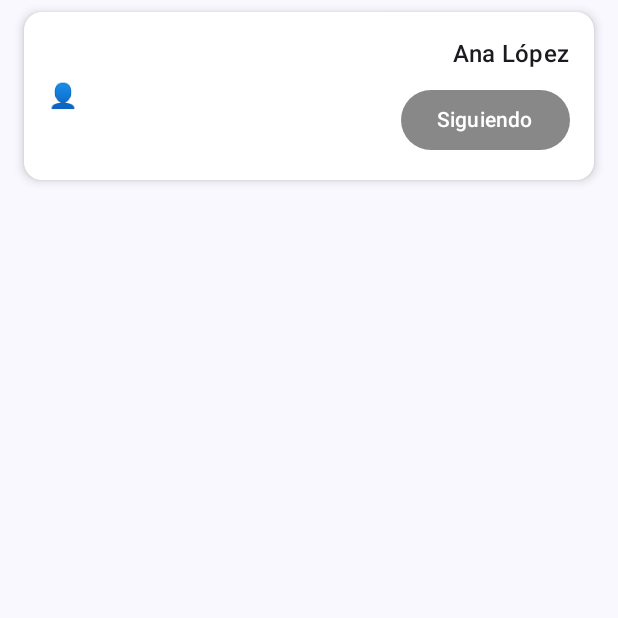
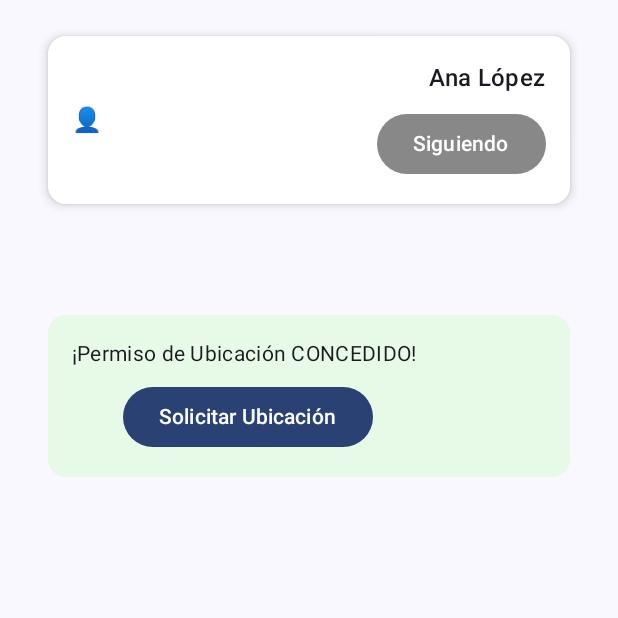
Before and after one commit to Jonath117/examen2_appmoviles, an Android app built with Jetpack Compose: the screen it shows after launch (MainActivity), after a tap on "Seguir", on a phone screen of 412 x 824 dp, the top half of it. Run offline under Robolectric (Android 15) with nearby library versions, the phone set to English and light mode, and no system bars; 1 other tap on this screen came first.

Commit message:
confi de Permisos y de UserScreen para pasarselo en la misma vista

```diff
--- a/app/src/main/java/com/example/examenappmoviles/MainActivity.kt
+++ b/app/src/main/java/com/example/examenappmoviles/MainActivity.kt
@@ -25,6 +25,7 @@ import androidx.compose.ui.Modifier
 import androidx.compose.ui.tooling.preview.Preview
 import androidx.compose.ui.unit.dp
 import com.example.examenappmoviles.ui.theme.ExamenAppMovilesTheme
+import com.example.examenappmoviles.view.components.UserCard
 import com.example.examenappmoviles.view.screens.UserScreen
 
 class MainActivity : ComponentActivity() {
@@ -34,12 +35,8 @@ class MainActivity : ComponentActivity() {
         enableEdgeToEdge()
         setContent {
             ExamenAppMovilesTheme {
-                Scaffold(modifier = Modifier.fillMaxSize()) { innerPadding ->
-                    androidx.compose.foundation.layout.Box(
-                        modifier = Modifier.padding(innerPadding)
-                    ) {
-                        UserScreen()
-                    }
+                Scaffold(modifier = Modifier.fillMaxSize()) { innerpadding ->
+                    UserScreen()
                 }
             }
         }
--- a/app/src/main/java/com/example/examenappmoviles/view/components/Permisos.kt
+++ b/app/src/main/java/com/example/examenappmoviles/view/components/Permisos.kt
@@ -1,3 +1,62 @@
-package com.example.examenappmoviles.view.components
+package com.example.examenappmoviles.ui.components
 
-import androidx.compose.runtime.Composable
+import android.Manifest
+import androidx.activity.compose.rememberLauncherForActivityResult
+import androidx.activity.result.contract.ActivityResultContracts
+import androidx.compose.foundation.layout.*
+import androidx.compose.material3.*
+import androidx.compose.runtime.*
+import androidx.compose.ui.Alignment
+import androidx.compose.ui.Modifier
+import androidx.compose.ui.graphics.Color
+import androidx.compose.ui.unit.dp
+
+@Composable
+fun LocationPermissionComponent(
+    modifier: Modifier = Modifier
+) {
+
+    var permissionStatusText by remember { mutableStateOf("Permiso no solicitado") }
+    var isGranted by remember { mutableStateOf(false) }
+
+    val locationPermissionLauncher = rememberLauncherForActivityResult(
+        contract = ActivityResultContracts.RequestPermission(),
+        onResult = { granted: Boolean ->
+            isGranted = granted
+            permissionStatusText = if (granted) {
+                "¡Permiso de Ubicación CONCEDIDO! "
+            } else {
+                "Permiso de Ubicación DENEGADO "
+            }
+        }
+    )
+
+    Card(
+        modifier = modifier
+            .fillMaxWidth()
+            .padding(16.dp),
+        colors = CardDefaults.cardColors(
+            containerColor = if(isGranted) Color(0xFFE7F9E7) else Color(0xFFF9E7E7) // Verde o Rojo claro
+        )
+    ) {
+        Column(
+            modifier = Modifier.padding(16.dp),
+            horizontalAlignment = Alignment.CenterHorizontally,
+            verticalArrangement = Arrangement.Center
+        ) {
+            Text(
+                text = permissionStatusText,
+                style = MaterialTheme.typography.bodyMedium,
+                modifier = Modifier.padding(bottom = 8.dp)
+            )
+
+            Button(
+                onClick = {
+                    locationPermissionLauncher.launch(Manifest.permission.ACCESS_FINE_LOCATION)
+                }
+            ) {
+                Text("Solicitar Ubicación")
+            }
+        }
+    }
+}
--- a/app/src/main/java/com/example/examenappmoviles/view/screens/UserScreen.kt
+++ b/app/src/main/java/com/example/examenappmoviles/view/screens/UserScreen.kt
@@ -1,12 +1,18 @@
 package com.example.examenappmoviles.view.screens
 
+import androidx.compose.foundation.layout.Column // <--- Importante
+import androidx.compose.foundation.layout.Spacer
+import androidx.compose.foundation.layout.height
+import androidx.compose.foundation.layout.padding // Opcional para márgenes
 import androidx.compose.runtime.Composable
 import androidx.compose.runtime.collectAsState
 import androidx.compose.runtime.getValue
+import androidx.compose.ui.Modifier
+import androidx.compose.ui.unit.dp
 import androidx.lifecycle.viewmodel.compose.viewModel
+import com.example.examenappmoviles.ui.components.LocationPermissionComponent
 import com.example.examenappmoviles.view.components.UserCard
 import com.example.examenappmoviles.viewmodel.UserViewModel
-
 
 @Composable
 fun UserScreen(
@@ -14,9 +20,17 @@ fun UserScreen(
 ) {
     val state by viewModel.uiState.collectAsState()
 
-    UserCard(
-        name = state.name,
-        isFollowing = state.isFollowing,
-        onFollowClick = { viewModel.toggleFollow() }
-    )
+    Column(
+        modifier = Modifier.padding(16.dp)
+    ) {
+        UserCard(
+            name = state.name,
+            isFollowing = state.isFollowing,
+            onFollowClick = { viewModel.toggleFollow() }
+        )
+
+        Spacer(modifier = Modifier.height(50.dp))
+
+        LocationPermissionComponent()
+    }
 }
```
